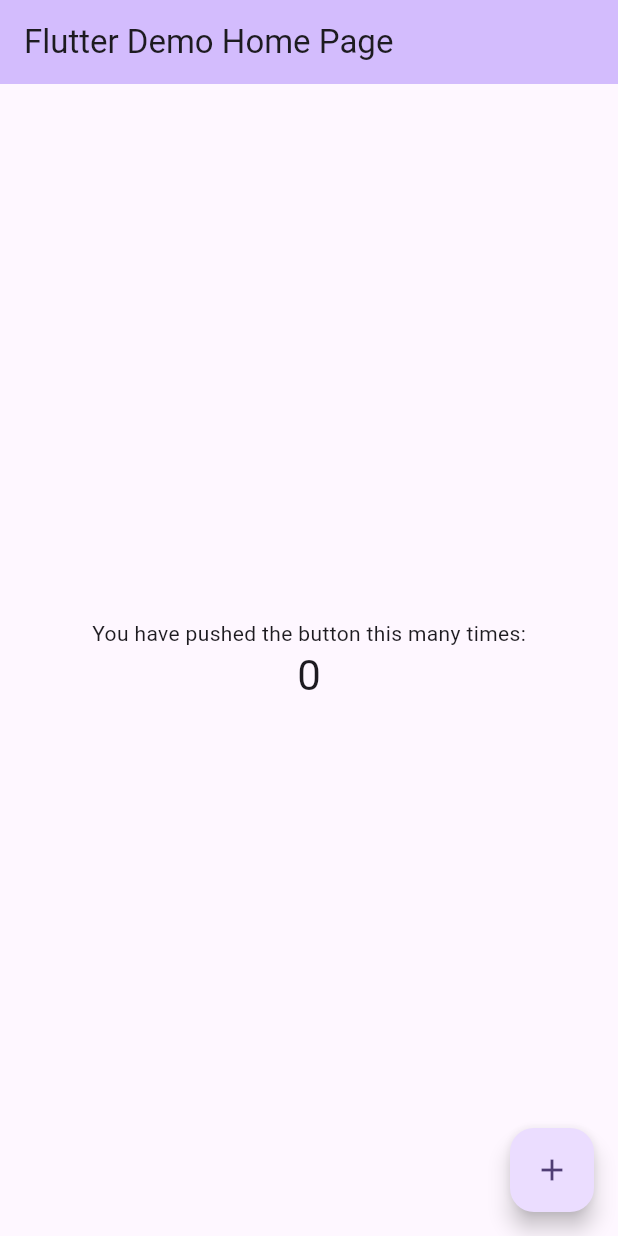
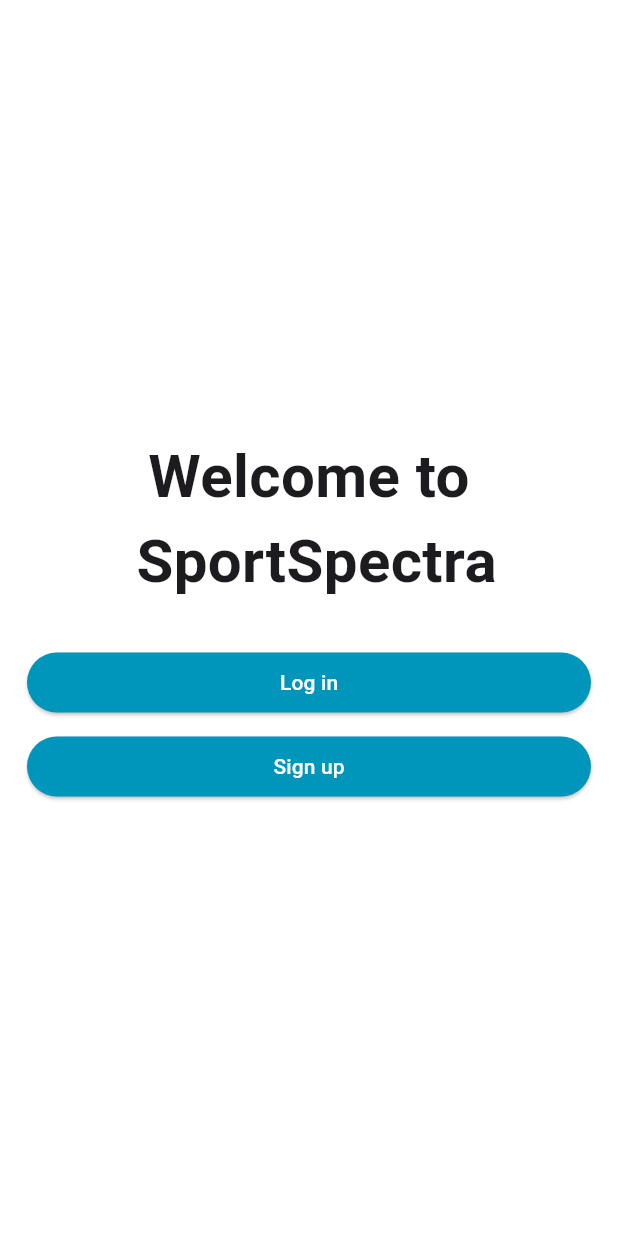
Before and after one commit to Isabelle-Xiong/sportspectra, a Flutter app: the screen it shows after launch, on a phone screen of 412 x 824 dp. Run offline on Flutter 3.47's test engine with Material 3 defaults, Android fonts, the light colour scheme and no system bars.

Commit message:
sign up and log in page ui done

```diff
--- a/lib/main.dart
+++ b/lib/main.dart
@@ -1,4 +1,8 @@
 import 'package:flutter/material.dart';
+import 'package:sportspectra/screens/login_screen.dart';
+import 'package:sportspectra/screens/onboarding_screen.dart';
+import 'package:sportspectra/screens/signup_screen.dart';
+import 'package:sportspectra/utils/colors.dart';
 
 void main() {
   runApp(const MyApp());
@@ -7,119 +11,35 @@
 class MyApp extends StatelessWidget {
   const MyApp({super.key});
 
-  // This widget is the root of your application.
   @override
   Widget build(BuildContext context) {
     return MaterialApp(
-      title: 'Flutter Demo',
-      theme: ThemeData(
-        // This is the theme of your application.
-        //
-        // TRY THIS: Try running your application with "flutter run". You'll see
-        // the application has a purple toolbar. Then, without quitting the app,
-        // try changing the seedColor in the colorScheme below to Colors.green
-        // and then invoke "hot reload" (save your changes or press the "hot
-        // reload" button in a Flutter-supported IDE, or press "r" if you used
-        // the command line to start the app).
-        //
-        // Notice that the counter didn't reset back to zero; the application
-        // state is not lost during the reload. To reset the state, use hot
-        // restart instead.
-        //
-        // This works for code too, not just values: Most code changes can be
-        // tested with just a hot reload.
-        colorScheme: ColorScheme.fromSeed(seedColor: Colors.deepPurple),
-        useMaterial3: true,
+      debugShowCheckedModeBanner: false,
+      title: 'SportSpectra',
+      theme: ThemeData.light().copyWith(
+        scaffoldBackgroundColor: backgroundColor,
+        appBarTheme: AppBarTheme.of(context).copyWith(
+          backgroundColor: backgroundColor,
+          elevation: 0,
+          titleTextStyle: const TextStyle(
+            color: primaryColor,
+            fontSize: 20,
+            fontWeight: FontWeight.w600,
+          ),
+          iconTheme: const IconThemeData(
+            color: primaryColor,
+          ),
+        ),
       ),
-      home: const MyHomePage(title: 'Flutter Demo Home Page'),
+      routes: {
+        // map of widget functions
+
+        //routename was defined in the onboarding_screen.dart. You can also define it here but error prone if you make typo
+        OnboardingScreen.routeName: (context) => const OnboardingScreen(),
+        LoginScreen.routeName: (context) => const LoginScreen(),
+        SignupScreen.routeName: (context) => const SignupScreen(),
+      },
+      home: const OnboardingScreen(),
     );
   }
 }
-
-class MyHomePage extends StatefulWidget {
-  const MyHomePage({super.key, required this.title});
-
-  // This widget is the home page of your application. It is stateful, meaning
-  // that it has a State object (defined below) that contains fields that affect
-  // how it looks.
-
-  // This class is the configuration for the state. It holds the values (in this
-  // case the title) provided by the parent (in this case the App widget) and
-  // used by the build method of the State. Fields in a Widget subclass are
-  // always marked "final".
-
-  final String title;
-
-  @override
-  State<MyHomePage> createState() => _MyHomePageState();
-}
-
-class _MyHomePageState extends State<MyHomePage> {
-  int _counter = 0;
-
-  void _incrementCounter() {
-    setState(() {
-      // This call to setState tells the Flutter framework that something has
-      // changed in this State, which causes it to rerun the build method below
-      // so that the display can reflect the updated values. If we changed
-      // _counter without calling setState(), then the build method would not be
-      // called again, and so nothing would appear to happen.
-      _counter++;
-    });
-  }
-
-  @override
-  Widget build(BuildContext context) {
-    // This method is rerun every time setState is called, for instance as done
-    // by the _incrementCounter method above.
-    //
-    // The Flutter framework has been optimized to make rerunning build methods
-    // fast, so that you can just rebuild anything that needs updating rather
-    // than having to individually change instances of widgets.
-    return Scaffold(
-      appBar: AppBar(
-        // TRY THIS: Try changing the color here to a specific color (to
-        // Colors.amber, perhaps?) and trigger a hot reload to see the AppBar
-        // change color while the other colors stay the same.
-        backgroundColor: Theme.of(context).colorScheme.inversePrimary,
-        // Here we take the value from the MyHomePage object that was created by
-        // the App.build method, and use it to set our appbar title.
-        title: Text(widget.title),
-      ),
-      body: Center(
-        // Center is a layout widget. It takes a single child and positions it
-        // in the middle of the parent.
-        child: Column(
-          // Column is also a layout widget. It takes a list of children and
-          // arranges them vertically. By default, it sizes itself to fit its
-          // children horizontally, and tries to be as tall as its parent.
-          //
-          // Column has various properties to control how it sizes itself and
-          // how it positions its children. Here we use mainAxisAlignment to
-          // center the children vertically; the main axis here is the vertical
-          // axis because Columns are vertical (the cross axis would be
-          // horizontal).
-          //
-          // TRY THIS: Invoke "debug painting" (choose the "Toggle Debug Paint"
-          // action in the IDE, or press "p" in the console), to see the
-          // wireframe for each widget.
-          mainAxisAlignment: MainAxisAlignment.center,
-          children: <Widget>[
-            const Text(
-              'You have pushed the button this many times:',
-            ),
-            Text(
-              '$_counter',
-              style: Theme.of(context).textTheme.headlineMedium,
-            ),
-          ],
-        ),
-      ),
-      floatingActionButton: FloatingActionButton(
-        onPressed: _incrementCounter,
-        tooltip: 'Increment',
-        child: const Icon(Icons.add),
-      ), // This trailing comma makes auto-formatting nicer for build methods.
-    );
-  }
-}
--- /dev/null
+++ b/lib/screens/onboarding_screen.dart
@@ -0,0 +1,50 @@
+import 'package:flutter/material.dart';
+import 'package:sportspectra/screens/login_screen.dart';
+import 'package:sportspectra/screens/signup_screen.dart';
+import 'package:sportspectra/widgets/custom_button.dart';
+
+class OnboardingScreen extends StatelessWidget {
+  static const routeName = '/onboarding';
+  const OnboardingScreen({super.key});
+
+  @override
+  Widget build(BuildContext context) {
+    return Scaffold(
+        //determine what and how elements will appear on screen here
+        body: Padding(
+      padding: const EdgeInsets.symmetric(horizontal: 18.0),
+      child: Column(
+        // make all children center
+        mainAxisAlignment: MainAxisAlignment.center,
+        children: [
+          const Text(
+            'Welcome to \n SportSpectra',
+            style: TextStyle(
+              fontWeight: FontWeight.bold,
+              fontSize: 40,
+            ),
+            textAlign: TextAlign.center,
+          ),
+          const SizedBox(
+            height: 20,
+          ),
+          Padding(
+            padding: const EdgeInsets.symmetric(vertical: 8.0),
+            child: CustomButton(
+              onTap: () {
+                // Navigator.pushNamed is basically segue. on tap of login button, it will take you to login screen)
+                Navigator.pushNamed(context, LoginScreen.routeName);
+              },
+              text: 'Log in',
+            ),
+          ),
+          CustomButton(
+              onTap: () {
+                Navigator.pushNamed(context, SignupScreen.routeName);
+              },
+              text: 'Sign up')
+        ],
+      ),
+    ));
+  }
+}
--- /dev/null
+++ b/lib/utils/colors.dart
@@ -0,0 +1,8 @@
+// for changing theme colors
+
+import 'package:flutter/material.dart';
+
+const buttonColor = Color.fromRGBO(0, 149, 186, 1);
+const backgroundColor = Colors.white;
+const secondaryBackgroundColor = Color.fromRGBO(239, 239, 241, 1);
+const primaryColor = Colors.black;
--- /dev/null
+++ b/lib/widgets/custom_button.dart
@@ -0,0 +1,32 @@
+import 'package:flutter/material.dart';
+import 'package:sportspectra/utils/colors.dart';
+
+class CustomButton extends StatelessWidget {
+  /* This is the constructor for the CustomButton class. It defines parameters for the button, including a Key parameter (key), an onTap function (onTap), and a string text to display on the button.
+required indicates that the onTap and text parameters must be provided when creating an instance of CustomButton.
+super(key: key) calls the constructor of the superclass (StatelessWidget) and passes the key parameter to it.*/
+  const CustomButton({
+    Key? key,
+    required this.onTap,
+    required this.text,
+  }) : super(key: key);
+  final String text;
+  final VoidCallback onTap;
+
+// build method overrides the build method of the superclass (StatelessWidget).
+  @override
+  /*constructing and returning the UI representation of the custom button widget.*/
+  Widget build(BuildContext context) {
+    return ElevatedButton(
+      style: ElevatedButton.styleFrom(
+        backgroundColor: buttonColor,
+        minimumSize: const Size(double.infinity, 40),
+      ),
+      onPressed: onTap,
+      child: Text(
+        text,
+        style: TextStyle(color: Colors.white), // Set text color to white
+      ),
+    );
+  }
+}
```
Also changed, not shown: lib/screens/login_screen.dart (added, +60 -0 lines), lib/screens/signup_screen.dart (added, +72 -0 lines), lib/widgets/custom_textfield.dart (added, +35 -0 lines).
